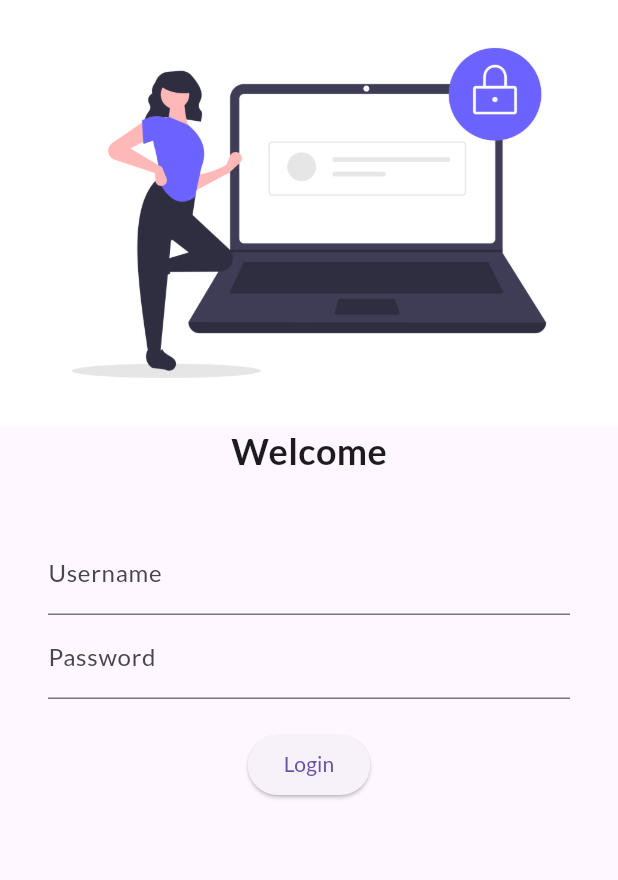
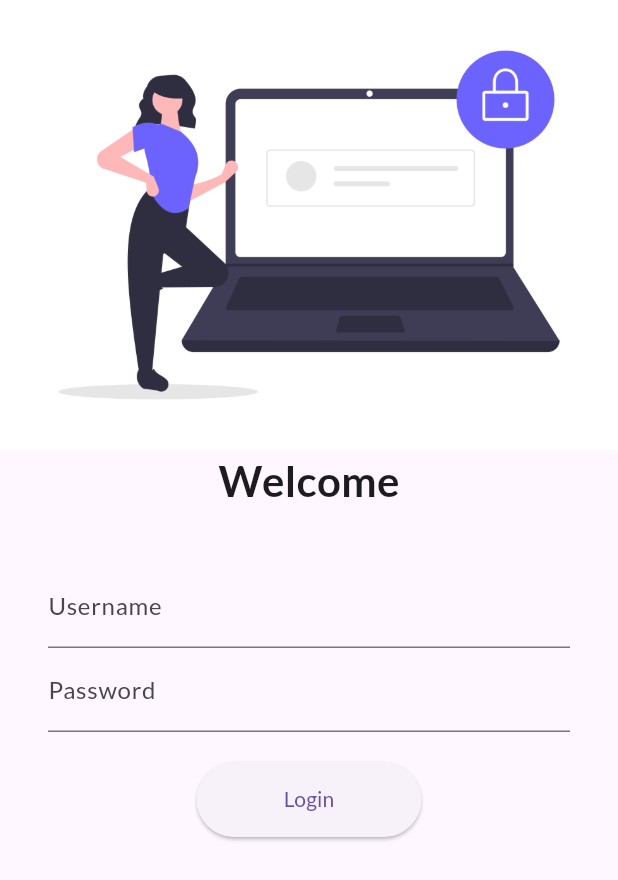
Before and after one commit to sanjeevkumar14/30DaysFlutter, a Flutter app: the screen it shows after launch, on a phone screen of 412 x 824 dp. Shown: the top 880 px of the screen. Run offline on Flutter 3.47's test engine with Material 3 defaults, Android fonts, the phone set to English and light mode, and no system bars; our stand-ins replace google_fonts.

Commit message:
Day 5 Completed

```diff
--- a/lib/main.dart
+++ b/lib/main.dart
@@ -1,5 +1,6 @@
 import 'package:flutter/material.dart';
 import 'package:flutter_catalog/pages/home_page.dart';
+import 'package:flutter_catalog/utils/routes.dart';
 import 'package:google_fonts/google_fonts.dart';
 import 'package:flutter_catalog/pages/login_page.dart';
 
@@ -14,6 +15,7 @@ class MyApp extends StatelessWidget {
   @override
   Widget build(BuildContext context) {
     return MaterialApp(
+      debugShowCheckedModeBanner: false,
       theme: ThemeData(
         fontFamily: GoogleFonts.lato().fontFamily,
         // primaryTextTheme: GoogleFonts.latoTextTheme()
@@ -22,8 +24,8 @@ class MyApp extends StatelessWidget {
       initialRoute: "/login",
       routes: {
         "/": (context) => LoginPage(),
-        "/home": (context) => HomePage(),
-        "/login": (context) => LoginPage(),
+        MyRoutes.homeRoute: (context) => HomePage(),
+        MyRoutes.loginRoute: (context) => LoginPage(),
       },
     );
   }
--- a/lib/pages/login_page.dart
+++ b/lib/pages/login_page.dart
@@ -1,19 +1,22 @@
 import 'package:flutter/material.dart';
+import 'package:flutter_catalog/utils/routes.dart';
 
 class LoginPage extends StatelessWidget {
   @override
   Widget build(BuildContext context) {
     return Material(
+        child: SingleChildScrollView(
       child: Column(
         children: [
           Image.asset(
             "assets/images/login.png",
             fit: BoxFit.cover,
+            height: 300,
           ),
           Text(
             "Welcome",
             style: TextStyle(
-            fontSize: 24,
+              fontSize: 28,
               fontWeight: FontWeight.bold,
             ),
           ),
@@ -42,16 +45,18 @@ class LoginPage extends StatelessWidget {
                 ),
                 ElevatedButton(
                   onPressed: () {
-                    print("Hi Sanjeev");
+                    Navigator.pushNamed(context, MyRoutes.homeRoute);
                   },
                   child: Text(
                     "Login",
                   ),
-                  style: TextButton.styleFrom())
+                  style: TextButton.styleFrom(minimumSize: Size(150, 50)),
+                )
               ],
             ),
           )
         ],
+      ),
     ));
   }
 }
--- /dev/null
+++ b/lib/utils/routes.dart
@@ -0,0 +1,4 @@
+class MyRoutes {
+  static String loginRoute = "/login";
+  static String homeRoute = "/home";
+}
```
Lines whose indentation alone changed are shown as unchanged.
